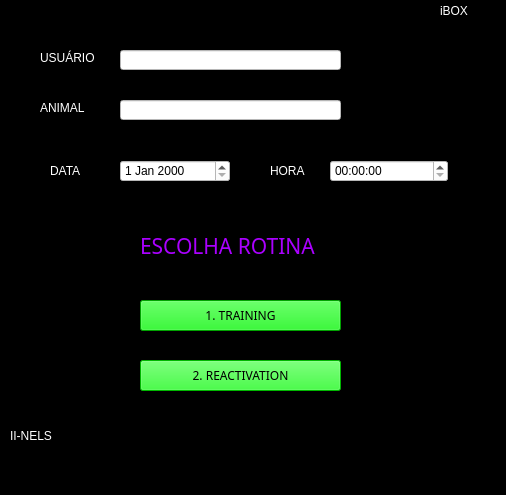
iinels-pes-001/caixa-comportamental-ramon, file interface PyQT/otherWindow.ui: the form before one commit.
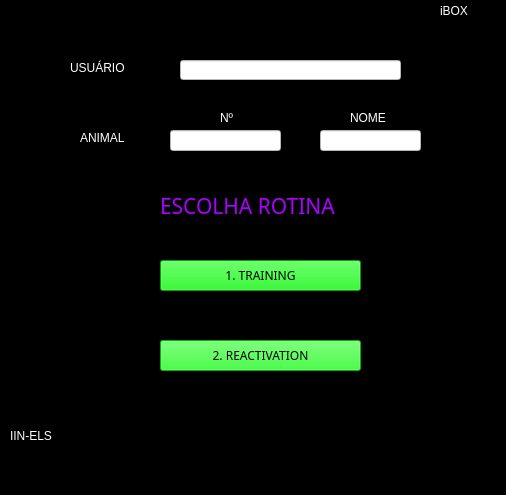
The form after the commit.

What changed in the file:
```diff
--- a/interface PyQT/otherWindow.ui
+++ b/interface PyQT/otherWindow.ui
@@ -20,8 +20,8 @@
    <widget class="QLabel" name="label">
     <property name="geometry">
      <rect>
-      <x>40</x>
-      <y>50</y>
+      <x>70</x>
+      <y>60</y>
       <width>71</width>
       <height>16</height>
      </rect>
@@ -37,8 +37,8 @@
    <widget class="QLineEdit" name="lineEdit">
     <property name="geometry">
      <rect>
-      <x>120</x>
-      <y>50</y>
+      <x>180</x>
+      <y>60</y>
       <width>221</width>
       <height>20</height>
      </rect>
@@ -50,36 +50,10 @@
    <widget class="QLineEdit" name="lineEdit_2">
     <property name="geometry">
      <rect>
-      <x>120</x>
-      <y>100</y>
-      <width>221</width>
-      <height>20</height>
-     </rect>
-    </property>
-    <property name="styleSheet">
-     <string notr="true">background-color: rgb(255, 255, 255);</string>
-    </property>
-   </widget>
-   <widget class="QDateEdit" name="dateEdit">
-    <property name="geometry">
-     <rect>
-      <x>120</x>
-      <y>160</y>
-      <width>110</width>
-      <height>22</height>
-     </rect>
-    </property>
-    <property name="styleSheet">
-     <string notr="true">background-color: rgb(255, 255, 255);</string>
-    </property>
-   </widget>
-   <widget class="QTimeEdit" name="timeEdit">
-    <property name="geometry">
-     <rect>
-      <x>330</x>
-      <y>160</y>
-      <width>118</width>
-      <height>22</height>
+      <x>170</x>
+      <y>130</y>
+      <width>111</width>
+      <height>21</height>
      </rect>
     </property>
     <property name="styleSheet">
@@ -89,8 +63,8 @@
    <widget class="QLabel" name="label_5">
     <property name="geometry">
      <rect>
-      <x>140</x>
-      <y>230</y>
+      <x>160</x>
+      <y>190</y>
       <width>211</width>
       <height>31</height>
      </rect>
@@ -115,8 +89,8 @@
    <widget class="QPushButton" name="pushButton_3">
     <property name="geometry">
      <rect>
-      <x>140</x>
-      <y>300</y>
+      <x>160</x>
+      <y>260</y>
       <width>201</width>
       <height>31</height>
      </rect>
@@ -142,8 +116,8 @@
    <widget class="QLabel" name="label_10">
     <property name="geometry">
      <rect>
-      <x>40</x>
-      <y>100</y>
+      <x>80</x>
+      <y>130</y>
       <width>71</width>
       <height>16</height>
      </rect>
@@ -156,45 +130,11 @@
      <string>ANIMAL</string>
     </property>
    </widget>
-   <widget class="QLabel" name="label_2">
+   <widget class="QPushButton" name="pushButton4">
     <property name="geometry">
      <rect>
-      <x>50</x>
-      <y>150</y>
-      <width>41</width>
-      <height>41</height>
-     </rect>
-    </property>
-    <property name="styleSheet">
-     <string notr="true">color: rgb(255, 255, 255);
-font: 87 9pt &quot;Arial Black&quot;;</string>
-    </property>
-    <property name="text">
-     <string>DATA</string>
-    </property>
-   </widget>
-   <widget class="QLabel" name="label_3">
-    <property name="geometry">
-     <rect>
-      <x>270</x>
-      <y>160</y>
-      <width>41</width>
-      <height>21</height>
-     </rect>
-    </property>
-    <property name="styleSheet">
-     <string notr="true">color: rgb(255, 255, 255);
-font: 87 9pt &quot;Arial Black&quot;;</string>
-    </property>
-    <property name="text">
-     <string>HORA</string>
-    </property>
-   </widget>
-   <widget class="QPushButton" name="pushButton_4">
-    <property name="geometry">
-     <rect>
-      <x>140</x>
-      <y>360</y>
+      <x>160</x>
+      <y>340</y>
       <width>201</width>
       <height>31</height>
      </rect>
@@ -248,7 +188,54 @@
 color: rgb(255, 255, 255);</string>
     </property>
     <property name="text">
-     <string>II-NELS</string>
+     <string>IIN-ELS</string>
+    </property>
+   </widget>
+   <widget class="QLabel" name="label_11">
+    <property name="geometry">
+     <rect>
+      <x>220</x>
+      <y>110</y>
+      <width>21</width>
+      <height>16</height>
+     </rect>
+    </property>
+    <property name="styleSheet">
+     <string notr="true">color: rgb(255, 255, 255);
+font: 87 9pt &quot;Arial Black&quot;;</string>
+    </property>
+    <property name="text">
+     <string>Nº</string>
+    </property>
+   </widget>
+   <widget class="QLabel" name="label_12">
+    <property name="geometry">
+     <rect>
+      <x>350</x>
+      <y>110</y>
+      <width>41</width>
+      <height>16</height>
+     </rect>
+    </property>
+    <property name="styleSheet">
+     <string notr="true">color: rgb(255, 255, 255);
+font: 87 9pt &quot;Arial Black&quot;;</string>
+    </property>
+    <property name="text">
+     <string>NOME</string>
+    </property>
+   </widget>
+   <widget class="QLineEdit" name="animalName">
+    <property name="geometry">
+     <rect>
+      <x>320</x>
+      <y>130</y>
+      <width>101</width>
+      <height>21</height>
+     </rect>
+    </property>
+    <property name="styleSheet">
+     <string notr="true">background-color: rgb(255, 255, 255);</string>
     </property>
    </widget>
   </widget>
```
Left out of the diff: 6 changed lines with no effect on the pictures.
